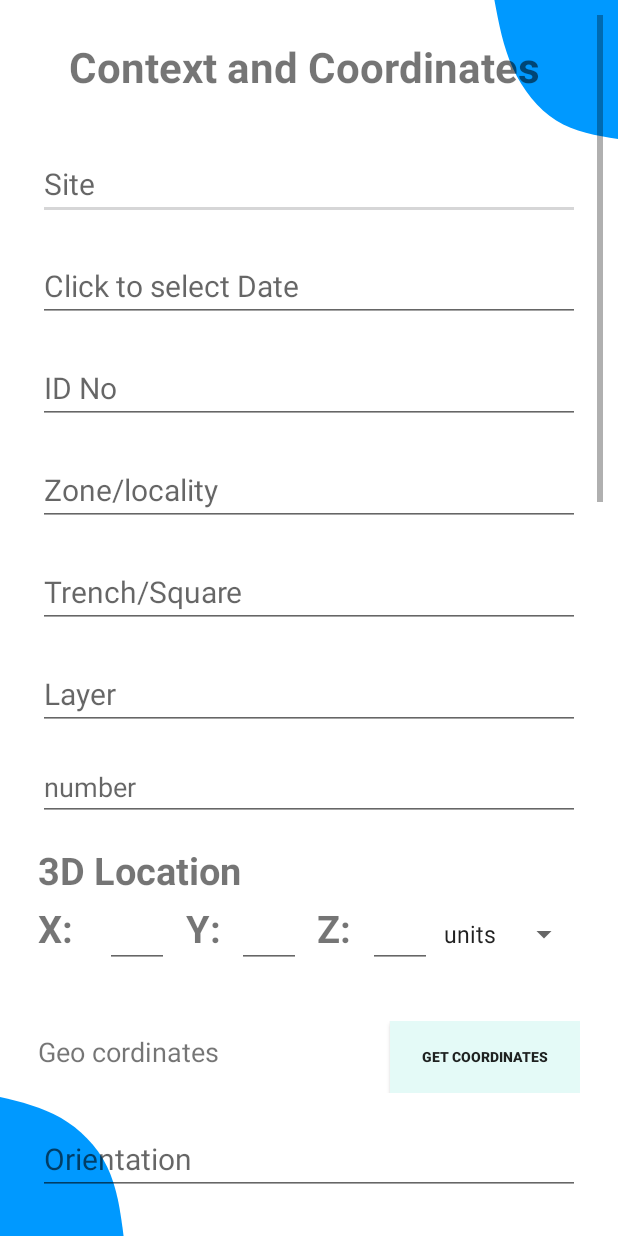
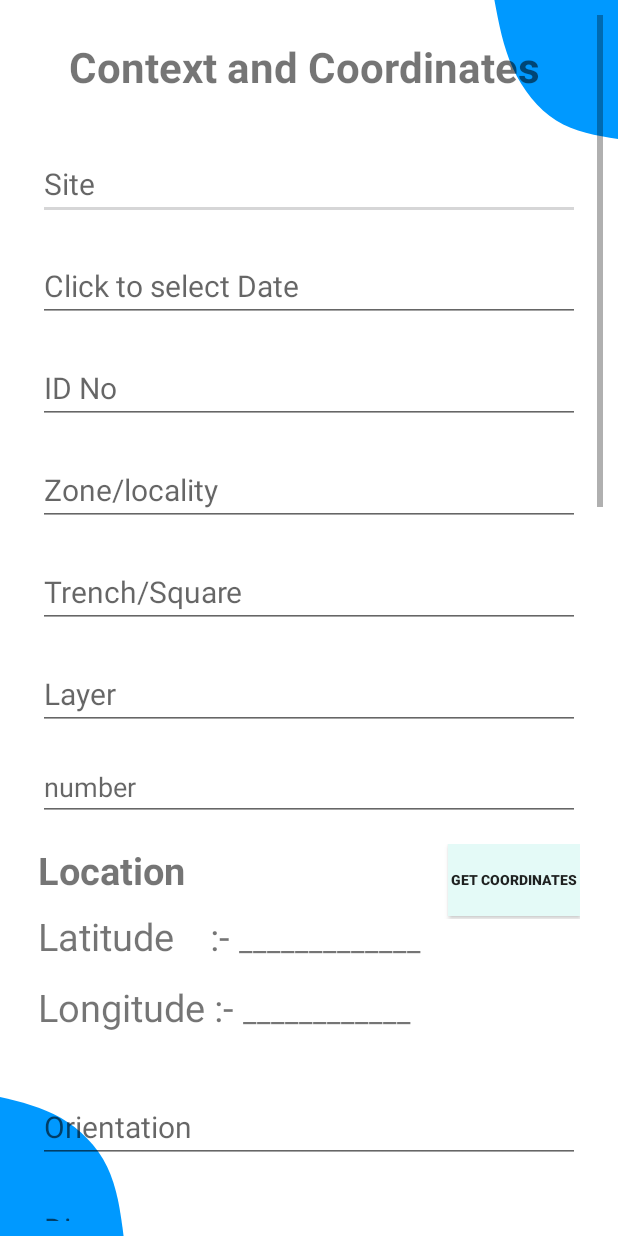
Before and after one commit to NiharikaMogarampalli/SRIP-Archaezoological-App, an Android app: the ContextActivity screen opened directly, with no data from a screen before it, on a phone screen of 412 x 824 dp. Run offline under Robolectric (Android 15) with nearby library versions, the phone set to English and light mode, and no system bars; our stand-ins replace data binding.

Commit message:
ui updation

```diff
--- a/app/build.gradle
+++ b/app/build.gradle
@@ -42,4 +42,6 @@ dependencies {
 
     implementation 'org.apache.poi:poi:3.17'
 
+    implementation 'com.google.android.gms:play-services-location:17.0.0'
+
 }
--- a/app/src/main/res/drawable/layoutshape.xml
+++ b/app/src/main/res/drawable/layoutshape.xml
@@ -1,7 +1,7 @@
 <?xml version="1.0" encoding="utf-8"?>
 <shape xmlns:android="http://schemas.android.com/apk/res/android"
     android:shape="rectangle">
-    <solid android:color="#90FFFFEC"/>
+    <solid android:color="#99FFFFEC"/>
     <corners android:radius="50dp"/>
 
 </shape>
--- a/app/src/main/res/layout/activity_context.xml
+++ b/app/src/main/res/layout/activity_context.xml
@@ -90,13 +90,30 @@
                 android:hint="number"
                 android:inputType="phone" />
 
-            <TextView
+        <LinearLayout
+            android:layout_width="match_parent"
+            android:layout_height="wrap_content"
+            android:gravity="bottom"
+            android:layout_marginTop="15dp"
+            android:orientation="horizontal">
+
+
+        <TextView
                 android:layout_width="wrap_content"
                 android:layout_height="wrap_content"
                 android:layout_marginTop="15dp"
-                android:text="3D Location"
+                android:text="Location"
+            android:layout_weight="1"
                 android:textSize="25sp"
                 android:textStyle="bold" />
+            <Button
+                android:layout_width="wrap_content"
+                android:layout_height="wrap_content"
+                android:background="#E4FAF7"
+                android:text="Get coordinates"
+                android:textSize="9dp"
+                android:textStyle="bold" />
+        </LinearLayout>
 
 
             <LinearLayout
@@ -108,92 +125,46 @@
                 <TextView
                     android:layout_width="wrap_content"
                     android:layout_height="wrap_content"
-                    android:layout_weight="1"
-                    android:text="X:"
+                    android:text="Latitude    :- "
                     android:textSize="25sp"
-                    android:textStyle="bold" />
+                    />
 
 
-                <EditText
+                <TextView
                     android:id="@+id/xpt"
                     android:layout_width="wrap_content"
                     android:layout_height="wrap_content"
                     android:layout_marginTop="20dp"
-                    android:layout_weight="1"
                     android:inputType="number"
+                    android:text="_____________"
                     android:textSize="20dp" />
-
-                <TextView
-                    android:layout_width="wrap_content"
-                    android:layout_height="wrap_content"
-                    android:layout_weight="1"
-                    android:gravity="center"
-                    android:text="Y:"
-                    android:textSize="25sp"
-                    android:textStyle="bold" />
-
-
-                <EditText
-                    android:id="@+id/ypt"
-                    android:layout_width="wrap_content"
-                    android:layout_height="wrap_content"
-                    android:layout_marginTop="20dp"
-                    android:layout_weight="1"
-                    android:inputType="number"
-                    android:textSize="20dp" />
-
-                <TextView
-                    android:layout_width="wrap_content"
-                    android:layout_height="wrap_content"
-                    android:layout_weight="1"
-                    android:gravity="center"
-                    android:text="Z:"
-                    android:textSize="25sp"
-                    android:textStyle="bold" />
-
-
-                <EditText
-                    android:id="@+id/zpt"
-                    android:layout_width="wrap_content"
-                    android:layout_height="wrap_content"
-                    android:layout_marginTop="20dp"
-                    android:layout_weight="1"
-                    android:inputType="number"
-                    android:textSize="20dp" />
-
-                <Spinner
-                    android:id="@+id/sp"
-                    android:layout_width="wrap_content"
-                    android:layout_height="wrap_content"
-                    android:layout_marginTop="15dp"
-                    android:entries="@array/units" />
-
-
             </LinearLayout>
 
             <LinearLayout
                 android:layout_width="match_parent"
                 android:layout_height="wrap_content"
-                android:layout_marginTop="15dp"
+                android:gravity="bottom"
                 android:orientation="horizontal">
 
                 <TextView
                     android:layout_width="wrap_content"
                     android:layout_height="wrap_content"
-                    android:layout_weight="3"
-                    android:text="Geo cordinates"
-                    android:textSize="18dp" />
+                    android:text="Longitude :- "
+                    android:textSize="25sp"
+                    />
 
-                <Button
+
+                <TextView
+                    android:id="@+id/ypt"
                     android:layout_width="wrap_content"
                     android:layout_height="wrap_content"
-                    android:layout_weight="1"
-                    android:background="#E4FAF7"
-                    android:text="Get coordinates"
-                    android:textSize="9dp"
-                    android:textStyle="bold" />
+                    android:layout_marginTop="20dp"
+                    android:text="____________"
+                    android:textSize="20dp" />
+            </LinearLayout>
 
-            </LinearLayout>
+
+
 
             <EditText
                 android:id="@+id/orientation"
--- a/app/src/main/res/layout/activity_home_screen.xml
+++ b/app/src/main/res/layout/activity_home_screen.xml
@@ -5,7 +5,7 @@
     android:layout_width="match_parent"
     android:layout_height="match_parent"
     android:orientation="vertical"
-    android:background="@drawable/pic1"
+    android:background="@drawable/homescreenbackgroundpic"
     android:paddingLeft="30dp"
     android:paddingRight="30dp"
     android:gravity="center"
```
Also changed, not shown: app/src/main/res/drawable-v24/pic1.jpg (deleted), app/src/main/res/drawable/homescreenbackgroundpic.PNG (added).
